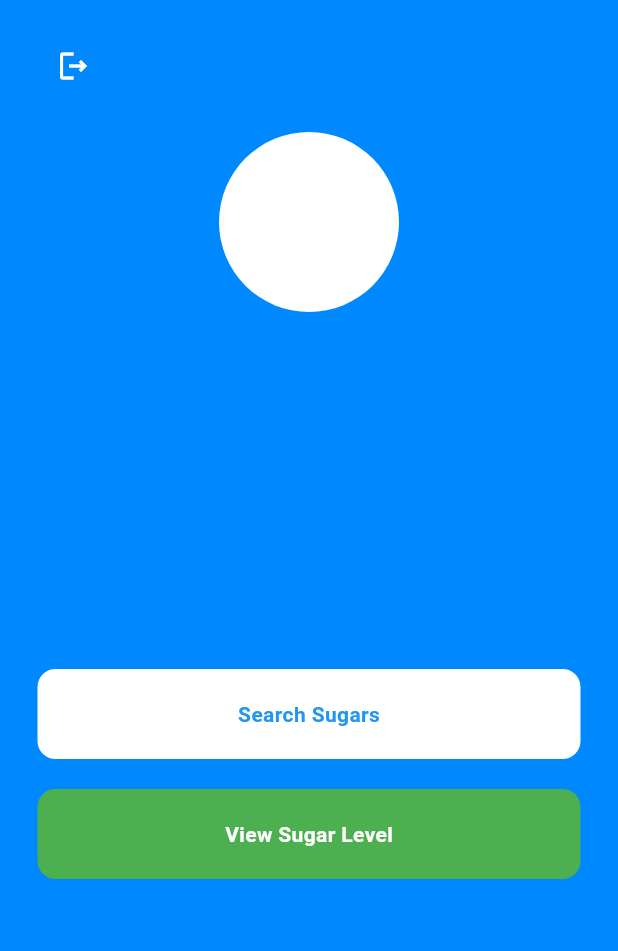
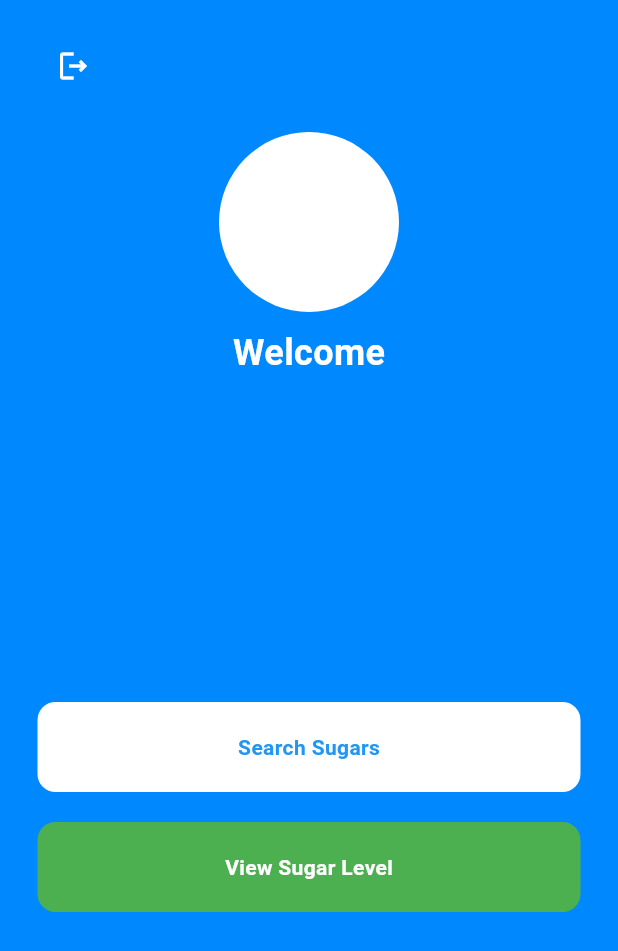
Before and after one commit to BiscuitVG/rei_sugar, a Flutter app: the HomeScreen screen opened directly with empty values, on a phone screen of 412 x 824 dp. Shown: the top 951 px of the screen. Run offline on Flutter 3.47's test engine with Material 3 defaults, Android fonts, the light colour scheme and no system bars; our stand-ins replace cloud_firestore, firebase_auth, firebase_core; accounts and stored records are empty.

Commit message:
Update home screen title
>Added welcome message.

```diff
--- a/lib/screens/home_screen.dart
+++ b/lib/screens/home_screen.dart
@@ -47,9 +47,11 @@ class HomeScreen extends StatelessWidget {
                 ],
               ),
               const SizedBox(height: 20),
-              // Centered CircleAvatar
+              // Centered CircleAvatar with "Welcome" text below
               Center(
-                child: CircleAvatar(
+                child: Column(
+                  children: [
+                    CircleAvatar(
                       radius: 60,
                       backgroundColor: Colors.white,
                       child: Text(
@@ -60,6 +62,17 @@ class HomeScreen extends StatelessWidget {
                           color: Colors.blue,
                         ),
                       ),
+                    ),
+                    const SizedBox(height: 10), // Add some spacing between the avatar and text
+                    const Text(
+                      'Welcome',
+                      style: TextStyle(
+                        fontSize: 24,
+                        fontWeight: FontWeight.bold,
+                        color: Colors.white,
+                      ),
+                    ),
+                  ],
                 ),
               ),
               const Spacer(),
```
Lines whose indentation alone changed are shown as unchanged.
